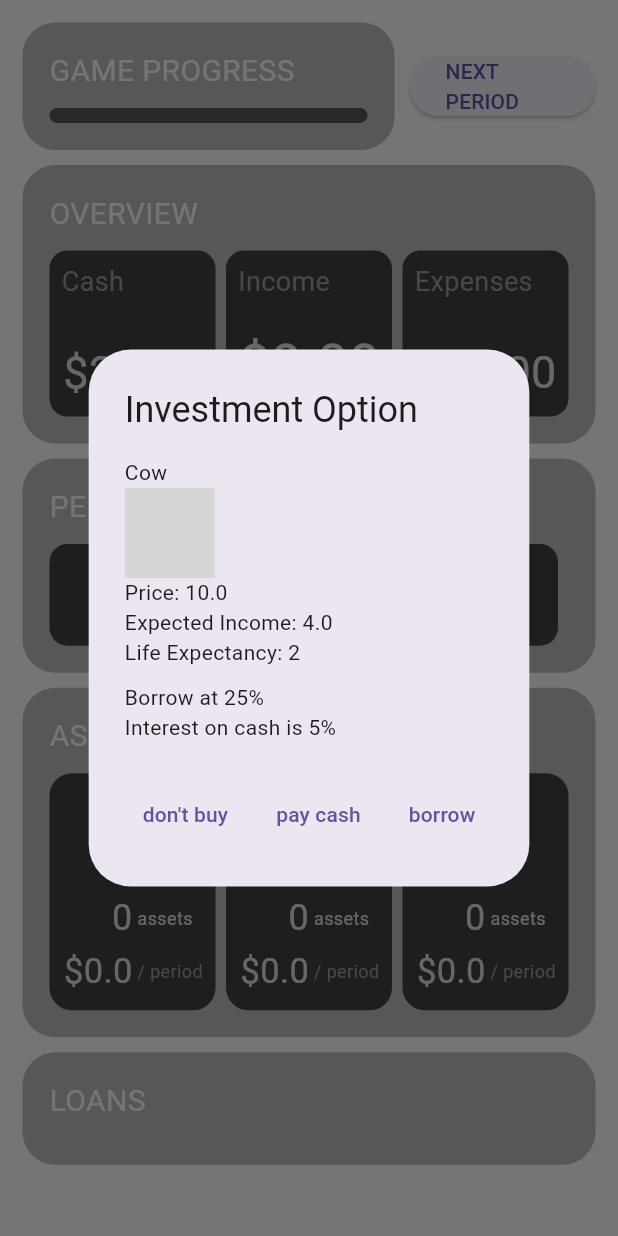
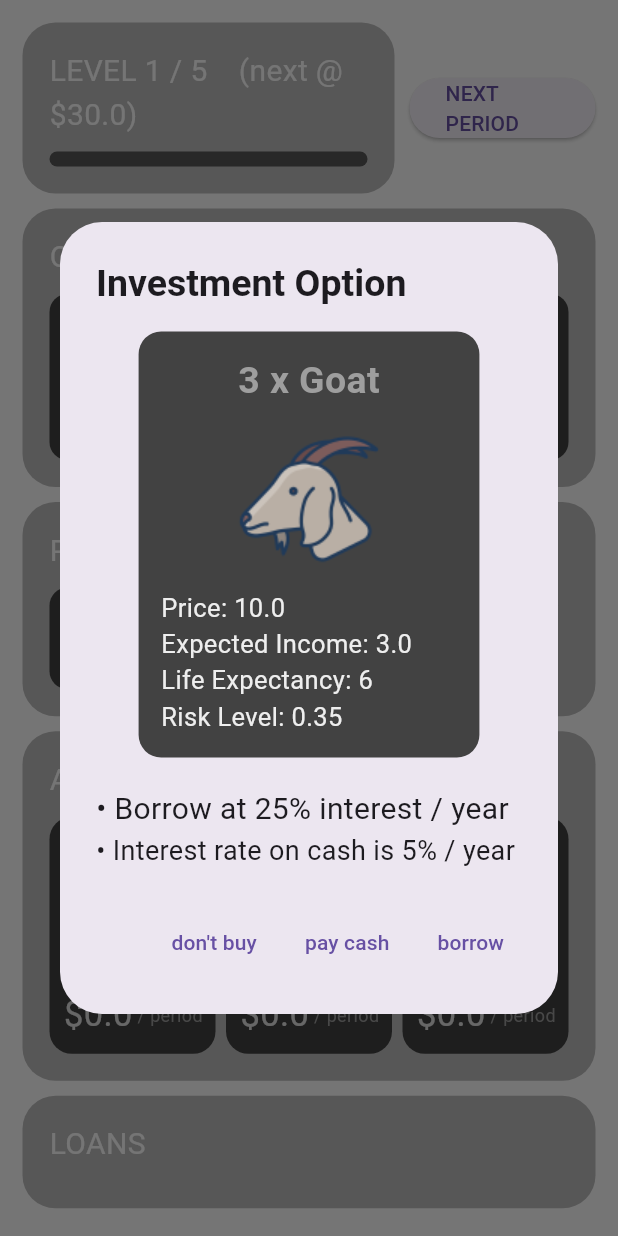
Before and after one commit to Luc1eSky/financial_literacy_game, a Flutter app: the screen it shows after launch, after a tap on "NEXT PERIOD", on a phone screen of 412 x 824 dp. Run offline on Flutter 3.47's test engine with Material 2 defaults, Android fonts, the phone set to English and light mode, and no system bars; drawn by our look-alikes of auto_size_text, carousel_slider; our stand-ins replace flutter_riverpod; grey boxes are pictures that could not be loaded.

Commit message:
added levels and logic to advance, allow animals to die

```diff
--- a/lib/config/constants.dart
+++ b/lib/config/constants.dart
@@ -1,10 +1,10 @@
 const String appTitle = 'FinSim Game';
 
-const double initialMoney = 25;
+const double initialMoney = 5;
 const double initialPersonalIncome = 8;
 const double initialPersonalExpenses = 7;
 const double initialCashInterest = 0.05;
 
-const int defaultLifeSpan = 2; // 6
+const int defaultLifeSpan = 6;
 const int defaultLoanTerm = 2;
-const int maxPeriod = 5;
+const double defaultSavingsRate = 5.0;
--- a/lib/domain/concepts/asset.dart
+++ b/lib/domain/concepts/asset.dart
@@ -2,6 +2,7 @@ import '../../config/constants.dart';
 
 class Asset {
   final AssetType type;
+  final int numberOfAnimals;
   final String imagePath;
   final double price;
   final double income;
@@ -11,6 +12,7 @@ class Asset {
 
   Asset({
     required this.type,
+    required this.numberOfAnimals,
     required this.imagePath,
     required this.price,
     required this.income,
@@ -22,6 +24,7 @@ class Asset {
   // method to copy custom class
   Asset copyWith({
     AssetType? type,
+    int? numberOfAnimals,
     String? imagePath,
     double? price,
     double? income,
@@ -31,6 +34,7 @@ class Asset {
   }) {
     return Asset(
       type: type ?? this.type,
+      numberOfAnimals: numberOfAnimals ?? this.numberOfAnimals,
       imagePath: imagePath ?? this.imagePath,
       price: price ?? this.price,
       income: income ?? this.income,
--- a/lib/domain/concepts/game_data.dart
+++ b/lib/domain/concepts/game_data.dart
@@ -1,8 +1,10 @@
 import '../../config/constants.dart';
+import '../utils/utils.dart';
 import 'asset.dart';
 import 'loan.dart';
 
 class GameData {
+  final int levelId;
   final int period;
   final double cash;
   final double cashInterest;
@@ -14,6 +16,7 @@ class GameData {
   final bool gameIsFinished;
 
   GameData({
+    this.levelId = 0,
     this.period = 0,
     this.cash = initialMoney,
     this.cashInterest = initialCashInterest,
@@ -27,6 +30,7 @@ class GameData {
 
   // method to copy custom class
   GameData copyWith({
+    int? levelId,
     int? period,
     double? cash,
     double? cashInterest,
@@ -38,6 +42,7 @@ class GameData {
     bool? gameIsFinished,
   }) {
     return GameData(
+      levelId: levelId ?? this.levelId,
       period: period ?? this.period,
       cash: cash ?? this.cash,
       cashInterest: cashInterest ?? this.cashInterest,
@@ -54,7 +59,7 @@ class GameData {
     int cows = 0;
     for (Asset asset in assets) {
       if (asset.type == AssetType.cow) {
-        cows++;
+        cows += asset.numberOfAnimals;
       }
     }
     return cows;
@@ -64,7 +69,7 @@ class GameData {
     int chickens = 0;
     for (Asset asset in assets) {
       if (asset.type == AssetType.chicken) {
-        chickens++;
+        chickens += asset.numberOfAnimals;
       }
     }
     return chickens;
@@ -74,27 +79,9 @@ class GameData {
     int goats = 0;
     for (Asset asset in assets) {
       if (asset.type == AssetType.goat) {
-        goats++;
+        goats += asset.numberOfAnimals;
       }
     }
     return goats;
   }
 }
-
-// helper method to copy a list of assets
-List<Asset> copyAssetArray(List<Asset> assetList) {
-  List<Asset> copiedAssetList = [];
-  for (Asset asset in assetList) {
-    copiedAssetList.add(asset.copyWith());
-  }
-  return copiedAssetList;
-}
-
-// helper method to copy a list of loans
-List<Loan> copyLoanArray(List<Loan> loanList) {
-  List<Loan> copiedLoanList = [];
-  for (Loan loan in loanList) {
-    copiedLoanList.add(loan.copyWith());
-  }
-  return copiedLoanList;
-}
--- /dev/null
+++ b/lib/domain/concepts/level.dart
@@ -0,0 +1,32 @@
+import 'package:financial_literacy_game/config/constants.dart';
+
+import '../utils/utils.dart';
+import 'asset.dart';
+import 'loan.dart';
+
+class Level {
+  final double requiredCash;
+  final List<Asset> assets;
+  final Loan loan;
+  final double savingsRate;
+
+  Level({
+    required this.requiredCash,
+    required this.assets,
+    required this.loan,
+    this.savingsRate = defaultSavingsRate,
+  });
+
+  // method to copy custom class
+  Level copyWith({
+    double? requiredCash,
+    List<Asset>? assets,
+    Loan? loan,
+  }) {
+    return Level(
+      requiredCash: requiredCash ?? this.requiredCash,
+      assets: assets ?? copyAssetArray(this.assets),
+      loan: loan ?? this.loan.copyWith(),
+    );
+  }
+}
--- a/lib/domain/entities/assets.dart
+++ b/lib/domain/entities/assets.dart
@@ -1,39 +1,36 @@
 import '../concepts/asset.dart';
 
-List<Asset> assets = [
-  Asset(
-    type: AssetType.cow,
-    imagePath: 'images/cow.png',
-    price: 10,
-    income: 4,
-    riskLevel: 0.8,
-  ),
-  Asset(
-    type: AssetType.chicken,
-    imagePath: 'images/chicken.png',
-    price: 10,
-    income: 4,
-    riskLevel: 0.8,
-  ),
-  Asset(
-    type: AssetType.goat,
-    imagePath: 'images/goat.png',
-    price: 10,
-    income: 4,
-    riskLevel: 0.8,
-  ),
-  Asset(
-    type: AssetType.chicken,
-    imagePath: 'images/chicken.png',
-    price: 10,
-    income: 4,
-    riskLevel: 0.8,
-  ),
-  Asset(
-    type: AssetType.cow,
-    imagePath: 'images/cow.png',
-    price: 10,
-    income: 4,
-    riskLevel: 0.8,
-  ),
-];
+Asset goats = Asset(
+  type: AssetType.goat,
+  numberOfAnimals: 3,
+  imagePath: 'assets/images/goat.png',
+  price: 10,
+  income: 3,
+  riskLevel: 0.35,
+);
+
+Asset cow = Asset(
+  type: AssetType.cow,
+  numberOfAnimals: 1,
+  imagePath: 'assets/images/cow.png',
+  price: 10,
+  income: 4,
+  riskLevel: 0.45,
+);
+
+Asset chickens = Asset(
+  type: AssetType.chicken,
+  numberOfAnimals: 50,
+  imagePath: 'assets/images/chicken.png',
+  price: 10,
+  income: 2,
+  riskLevel: 0.25,
+);
+//
+// List<Asset> assets = [
+//   goats,
+//   cow,
+//   chickens,
+//   cow,
+//   goats,
+// ];
--- /dev/null
+++ b/lib/domain/entities/levels.dart
@@ -0,0 +1,37 @@
+import 'package:financial_literacy_game/domain/entities/assets.dart';
+
+import '../concepts/level.dart';
+import '../concepts/loan.dart';
+
+List<Level> levels = [
+  // Level 1 - initial level with no cash requirement
+  Level(
+    requiredCash: 0,
+    assets: [goats],
+    loan: Loan(interestRate: 5.0, loanAmount: 0),
+  ),
+  // Level 2
+  Level(
+    requiredCash: 30,
+    assets: [chickens],
+    loan: Loan(interestRate: 5.0, loanAmount: 0),
+  ),
+  // Level 3
+  Level(
+    requiredCash: 50,
+    assets: [cow],
+    loan: Loan(interestRate: 5.0, loanAmount: 0),
+  ),
+  // Level 4
+  Level(
+    requiredCash: 60,
+    assets: [cow, chickens, goats],
+    loan: Loan(interestRate: 5.0, loanAmount: 0),
+  ),
+  // Level 5
+  Level(
+    requiredCash: 100,
+    assets: [cow, chickens, goats],
+    loan: Loan(interestRate: 5.0, loanAmount: 0),
+  ),
+];
--- a/lib/domain/game_data_notifier.dart
+++ b/lib/domain/game_data_notifier.dart
@@ -1,11 +1,12 @@
 import 'dart:math';
 
 import 'package:financial_literacy_game/domain/concepts/asset.dart';
+import 'package:financial_literacy_game/domain/utils/utils.dart';
 import 'package:flutter_riverpod/flutter_riverpod.dart';
 
-import '../config/constants.dart';
 import 'concepts/game_data.dart';
 import 'concepts/loan.dart';
+import 'entities/levels.dart';
 
 final gameDataNotifierProvider =
     StateNotifierProvider<GameDataNotifier, GameData>((ref) => GameDataNotifier());
@@ -14,8 +15,9 @@ class GameDataNotifier extends StateNotifier<GameData> {
   GameDataNotifier() : super(GameData());
 
   void advance() {
+    // TODO: PERIODS STILL COUNTED?
     // increase period counter
-    state = state.copyWith(period: min(state.period + 1, maxPeriod));
+    //state = state.copyWith(period: min(state.period + 1, maxPeriod));
     // calculate interest on cash
     state = state.copyWith(cash: state.cash * (1 + state.cashInterest));
 
@@ -48,8 +50,18 @@ class GameDataNotifier extends StateNotifier<GameData> {
     if (state.cash < 0) {
       state = state.copyWith(isBankrupt: true);
     }
+
+    // check if next level was reached
+    for (int i = levels.length - 1; i > state.levelId; i--) {
+      if (state.cash >= levels[i].requiredCash) {
+        // move on to next level
+        state = state.copyWith(levelId: i);
+        break;
+      }
+    }
+
     // check if game has ended
-    if (state.period >= maxPeriod) {
+    if (state.levelId >= (levels.length - 1)) {
       state = state.copyWith(gameIsFinished: true);
     }
   }
@@ -66,21 +78,36 @@ class GameDataNotifier extends StateNotifier<GameData> {
     state = state.copyWith(loans: newLoanList);
   }
 
-  bool buyAsset(Asset asset) {
+  Future<bool> _animalDied(Asset asset, Function showAnimalDied) async {
+    if (asset.riskLevel > Random().nextDouble()) {
+      return await showAnimalDied(asset);
+    } else {
+      return false;
+    }
+  }
+
+  Future<bool> buyAsset(Asset asset, Function showNotEnoughCash, Function showAnimalDied) async {
     if (state.cash >= asset.price) {
       state = state.copyWith(cash: state.cash - asset.price);
-      _addAsset(asset);
+      //check if animal died based on risk level
+      if (!await _animalDied(asset, showAnimalDied)) {
+        _addAsset(asset);
+      }
       advance();
       return true;
+    } else {
+      showNotEnoughCash();
+      return false;
     }
-    return false;
   }
 
-  void loanAsset(Loan loan, Asset asset) {
-    Loan issuedLoan = loan.copyWith(loanAmount: asset.price);
-    _addAsset(asset);
-    // add loan
-    _addLoan(issuedLoan);
+  Future<void> loanAsset(Loan loan, Asset asset, Function showAnimalDied) async {
+    //check if animal died based on risk level
+    if (!await _animalDied(asset, showAnimalDied)) {
+      Loan issuedLoan = loan.copyWith(loanAmount: asset.price);
+      _addAsset(asset);
+      _addLoan(issuedLoan);
+    }
     advance();
   }
 
--- /dev/null
+++ b/lib/domain/utils/utils.dart
@@ -0,0 +1,20 @@
+// helper method to copy a list of assets
+import '../concepts/asset.dart';
+import '../concepts/loan.dart';
+
+List<Asset> copyAssetArray(List<Asset> assetList) {
+  List<Asset> copiedAssetList = [];
+  for (Asset asset in assetList) {
+    copiedAssetList.add(asset.copyWith());
+  }
+  return copiedAssetList;
+}
+
+// helper method to copy a list of loans
+List<Loan> copyLoanArray(List<Loan> loanList) {
+  List<Loan> copiedLoanList = [];
+  for (Loan loan in loanList) {
+    copiedLoanList.add(loan.copyWith());
+  }
+  return copiedLoanList;
+}
--- a/lib/presentation/screens/home_page.dart
+++ b/lib/presentation/screens/home_page.dart
@@ -1,14 +1,14 @@
 import 'dart:math';
 
 import 'package:auto_size_text/auto_size_text.dart';
+import 'package:carousel_slider/carousel_slider.dart';
 import 'package:financial_literacy_game/domain/concepts/asset.dart';
 import 'package:financial_literacy_game/domain/game_data_notifier.dart';
 import 'package:flutter/material.dart';
 import 'package:flutter_riverpod/flutter_riverpod.dart';
 
-import '../../config/constants.dart';
 import '../../domain/concepts/loan.dart';
-import '../../domain/entities/assets.dart';
+import '../../domain/entities/levels.dart';
 import '../../domain/entities/loans.dart';
 
 class HomePage extends StatelessWidget {
@@ -58,7 +58,13 @@ class SmallPortraitLayout extends ConsumerWidget {
 
   @override
   Widget build(BuildContext context, WidgetRef ref) {
-    int period = ref.watch(gameDataNotifierProvider).period;
+    int levelId = ref.watch(gameDataNotifierProvider).levelId;
+    String nextLevelCash;
+    if (levelId + 1 < levels.length) {
+      nextLevelCash = '(next @ \$${levels[levelId + 1].requiredCash})';
+    } else {
+      nextLevelCash = '';
+    }
     return Padding(
       padding: const EdgeInsets.all(15.0),
       child: Column(
@@ -68,8 +74,8 @@ class SmallPortraitLayout extends ConsumerWidget {
               Expanded(
                 flex: 2,
                 child: SectionCard(
-                  title: 'GAME PROGRESS',
-                  content: PeriodIndicator(period: period),
+                  title: 'LEVEL ${levelId + 1} / ${levels.length}    $nextLevelCash',
+                  content: LevelIndicator(levelId: levelId),
                 ),
               ),
               const SizedBox(width: 10),
@@ -92,6 +98,124 @@ class SmallPortraitLayout extends ConsumerWidget {
   }
 }
 
+class AssetCarousel extends StatelessWidget {
+  final List<Asset> assets;
+  final AutoSizeGroup textGroup;
+  final Function changingIndex;
+  const AssetCarousel({
+    Key? key,
+    required this.assets,
+    required this.textGroup,
+    required this.changingIndex,
+  }) : super(key: key);
+
+  @override
+  Widget build(BuildContext context) {
+    // build widget to display from asset
+    List<Widget> widgetList = [];
+    for (Asset asset in assets) {
+      widgetList.add(
+        LayoutBuilder(builder: (context, constraints) {
+          return Container(
+            height: constraints.maxHeight,
+            width: constraints.maxWidth,
+            decoration: BoxDecoration(
+              color: Colors.grey[800],
+              borderRadius: BorderRadius.circular(15.0),
+            ),
+            child: Padding(
+              padding: const EdgeInsets.all(15.0),
+              child: Column(
+                //mainAxisSize: MainAxisSize.min,
+                crossAxisAlignment: CrossAxisAlignment.start,
+                children: [
+                  Expanded(
+                    flex: 3,
+                    child: Align(
+                      alignment: Alignment.center,
+                      child: AutoSizeText(
+                        '${asset.numberOfAnimals} x ${asset.type.name}',
+                        style: TextStyle(
+                          fontSize: 100,
+                          fontWeight: FontWeight.bold,
+                          color: Colors.grey[500],
+                        ),
+                      ),
+                    ),
+                  ),
+                  const Spacer(),
+                  Expanded(
+                      flex: 8,
+                      child: Align(
+                          alignment: Alignment.center,
+                          child: Image.asset(asset.imagePath, fit: BoxFit.cover))),
+                  const Spacer(),
+                  Expanded(
+                    flex: 2,
+                    child: AutoSizeText(
+                      'Price: ${asset.price}',
+                      style: TextStyle(
+                        fontSize: 100,
+                        color: Colors.grey[200],
+                      ),
+                      group: textGroup,
+                    ),
+                  ),
+                  Expanded(
+                    flex: 2,
+                    child: AutoSizeText(
+                      'Expected Income: ${asset.income}',
+                      style: TextStyle(
+                        fontSize: 100,
+                        color: Colors.grey[200],
+                      ),
+                      group: textGroup,
+                    ),
+                  ),
+                  Expanded(
+                    flex: 2,
+                    child: AutoSizeText(
+                      'Life Expectancy: ${asset.lifeSpan}',
+                      style: TextStyle(
+                        fontSize: 100,
+                        color: Colors.grey[200],
+                      ),
+                      group: textGroup,
+                    ),
+                  ),
+                  Expanded(
+                    flex: 2,
+                    child: AutoSizeText(
+                      'Risk Level: ${asset.riskLevel}',
+                      style: TextStyle(
+                        fontSize: 100,
+                        color: Colors.grey[200],
+                      ),
+                      group: textGroup,
+                    ),
+                  ),
+                ],
+              ),
+            ),
+          );
+        }),
+      );
+    }
+
+    return CarouselSlider(
+      options: CarouselOptions(
+          aspectRatio: 1.0,
+          //viewportFraction: 0.8,
+          enlargeCenterPage: true,
+          enableInfiniteScroll: false,
+          onPageChanged: (index, reason) {
+            changingIndex(index);
+          }),
+      items: widgetList,
+    );
+  }
+}
+
 class NextPeriodButton extends ConsumerWidget {
   const NextPeriodButton({
     super.key,
@@ -99,82 +223,25 @@ class NextPeriodButton extends ConsumerWidget {
 
   @override
   Widget build(BuildContext context, WidgetRef ref) {
-    int period = min(ref.watch(gameDataNotifierProvider).period, maxPeriod - 1);
-    Asset currentAsset = assets[period];
     return ElevatedButton(
       onPressed: () {
         showDialog(
             context: context,
             builder: (context) {
-              return AlertDialog(
-                title: const Text('Investment Option'),
-                content: Column(
-                  mainAxisSize: MainAxisSize.min,
-                  crossAxisAlignment: CrossAxisAlignment.start,
-                  children: [
-                    //Image.asset(''),
-
-                    Text(currentAsset.type.name),
-                    Image.asset(currentAsset.imagePath, height: 60.0, fit: BoxFit.cover),
-                    //imagePath: 'assets/images/cow.png',
-                    Text('Price: ${currentAsset.price}'),
-                    Text('Expected Income: ${currentAsset.income}'),
-                    Text('Life Expectancy: ${currentAsset.lifeSpan}'),
-                    //Text('Risk: ${cow1.riskLevel}'),
-                    const SizedBox(height: 10),
-                    const Text('Borrow at 25%'),
-                    const Text('Interest on cash is 5%'),
-                  ],
-                ),
-                actions: [
-                  TextButton(
-                      onPressed: () {
-                        ref.read(gameDataNotifierProvider.notifier).advance();
-                        Navigator.pop(context);
-                        checkBankruptcy(ref, context);
-                        checkGameHasEnded(ref, context);
-                      },
-                      child: const Text("don't buy")),
-                  TextButton(
-                      onPressed: () {
-                        if (ref.read(gameDataNotifierProvider.notifier).buyAsset(currentAsset) ==
-                            false) {
-                          showDialog(
-                              context: context,
-                              builder: (context) {
-                                return AlertDialog(
-                                  title: const Text('Error'),
-                                  content: const Text('Not enough cash!'),
-                                  actions: [
-                                    TextButton(
-                                      onPressed: () => Navigator.pop(context),
-                                      child: const Text('okay'),
-                                    )
-                                  ],
-                                );
-                              });
-                        } else {
-                          Navigator.pop(context);
-                          checkGameHasEnded(ref, context);
-                        }
-                      },
-                      child: const Text('pay cash')),
-                  TextButton(
-                      onPressed: () {
-                        ref
-                            .read(gameDataNotifierProvider.notifier)
-                            .loanAsset(defaultLoan, currentAsset);
-                        Navigator.pop(context);
-                        checkBankruptcy(ref, context);
-                        checkGameHasEnded(ref, context);
-                      },
-                      child: const Text('borrow')),
-                ],
-              );
+              return InvestmentDialog(ref: ref);
             });
       },
       child: const Text('NEXT PERIOD'),
     );
+  }
+}
+
+class InvestmentDialog extends StatefulWidget {
+  final WidgetRef ref;
+  const InvestmentDialog({Key? key, required this.ref}) : super(key: key);
+
+  @override
+  State<InvestmentDialog> createState() => _InvestmentDialogState();
 }
 
 void checkBankruptcy(WidgetRef ref, BuildContext context) {
@@ -228,15 +295,152 @@ class NextPeriodButton extends ConsumerWidget {
         });
   }
 }
+
+class _InvestmentDialogState extends State<InvestmentDialog> {
+  final AutoSizeGroup textGroup = AutoSizeGroup();
+  late List<Asset> levelAssets;
+
+  int _selectedIndex = 0;
+
+  @override
+  void initState() {
+    levelAssets = levels[widget.ref.read(gameDataNotifierProvider).levelId].assets;
+    super.initState();
   }
 
-class PeriodIndicator extends StatelessWidget {
-  const PeriodIndicator({
+  void setIndex(int index) {
+    setState(() {
+      _selectedIndex = index;
+    });
+  }
+
+  @override
+  Widget build(BuildContext context) {
+    Asset _selectedAsset = levelAssets[_selectedIndex];
+
+    Future<bool> showNotEnoughCash() async {
+      return await showDialog(
+          context: context,
+          barrierDismissible: false,
+          builder: (context) {
+            return AlertDialog(
+              title: const Text('Error'),
+              content: const Text('Not enough cash!'),
+              actions: [
+                TextButton(
+                  onPressed: () => Navigator.pop(context, true),
+                  child: const Text('okay'),
+                )
+              ],
+            );
+          });
+    }
+
+    Future<bool> showAnimalDiedWarning(Asset asset) async {
+      return await showDialog(
+          context: context,
+          barrierDismissible: false,
+          builder: (context) {
+            return AlertDialog(
+              title: const Text('Warning'),
+              content: asset.numberOfAnimals > 1
+                  ? Text('${asset.type.name}s have died!')
+                  : Text('${asset.type.name} has died!'),
+              actions: [
+                TextButton(
+                  onPressed: () => Navigator.pop(context, true),
+                  child: const Text('okay'),
+                )
+              ],
+            );
+          });
+    }
+
+    return AlertDialog(
+      //insetPadding: EdgeInsets.zero,
+      title: const Text(
+        'Investment Option',
+        style: TextStyle(
+          fontSize: 25.0,
+          fontWeight: FontWeight.bold,
+        ),
+      ),
+      content: SizedBox(
+        width: min(MediaQuery.of(context).size.width, 400),
+        child: Column(
+          mainAxisSize: MainAxisSize.min,
+          crossAxisAlignment: CrossAxisAlignment.start,
+          children: [
+            AspectRatio(
+              aspectRatio: 1.0,
+              child: AssetCarousel(
+                assets: levelAssets,
+                textGroup: textGroup,
+                changingIndex: setIndex,
+              ),
+            ),
+            const SizedBox(height: 20),
+            AutoSizeText(
+              '• Borrow at 25% interest / year',
+              maxLines: 1,
+              style: const TextStyle(fontSize: 100),
+              group: textGroup,
+            ),
+            AutoSizeText(
+              '• Interest rate on cash is 5% / year',
+              maxLines: 1,
+              style: const TextStyle(fontSize: 100),
+              group: textGroup,
+            ),
+          ],
+        ),
+      ),
+      actions: [
+        TextButton(
+            onPressed: () {
+              widget.ref.read(gameDataNotifierProvider.notifier).advance();
+              Navigator.pop(context);
+              checkBankruptcy(widget.ref, context);
+              checkGameHasEnded(widget.ref, context);
+            },
+            child: const Text("don't buy")),
+        TextButton(
+            onPressed: () async {
+              if (await widget.ref
+                      .read(gameDataNotifierProvider.notifier)
+                      .buyAsset(_selectedAsset, showNotEnoughCash, showAnimalDiedWarning) ==
+                  true) {
+                if (context.mounted) {
+                  Navigator.pop(context);
+                  checkGameHasEnded(widget.ref, context);
+                }
+              }
+            },
+            child: const Text('pay cash')),
+        TextButton(
+            onPressed: () async {
+              await widget.ref
+                  .read(gameDataNotifierProvider.notifier)
+                  .loanAsset(defaultLoan, _selectedAsset, showAnimalDiedWarning);
+              if (context.mounted) {
+                Navigator.pop(context);
+                checkBankruptcy(widget.ref, context);
+                checkGameHasEnded(widget.ref, context);
+              }
+            },
+            child: const Text('borrow')),
+      ],
+    );
+  }
+}
+
+class LevelIndicator extends StatelessWidget {
+  const LevelIndicator({
     super.key,
-    required this.period,
+    required this.levelId,
   });
 
-  final int period;
+  final int levelId;
 
   @override
   Widget build(BuildContext context) {
@@ -255,7 +459,7 @@ class PeriodIndicator extends StatelessWidget {
             top: -1.0,
             child: Container(
               height: 12,
-              width: constraints.maxWidth * (period / maxPeriod),
+              width: constraints.maxWidth * (levelId / (levels.length - 1)),
               decoration: BoxDecoration(
                 color: Colors.pinkAccent,
                 borderRadius: BorderRadius.circular(20.0),
--- a/pubspec.yaml
+++ b/pubspec.yaml
@@ -37,6 +37,7 @@ dependencies:
   cupertino_icons: ^1.0.2
   auto_size_text: ^3.0.0
   flutter_riverpod: ^2.3.2
+  carousel_slider: ^4.2.1
 
 dev_dependencies:
   flutter_test:
```
Also changed, not shown: pubspec.lock. Lines whose indentation alone changed are shown as unchanged.
